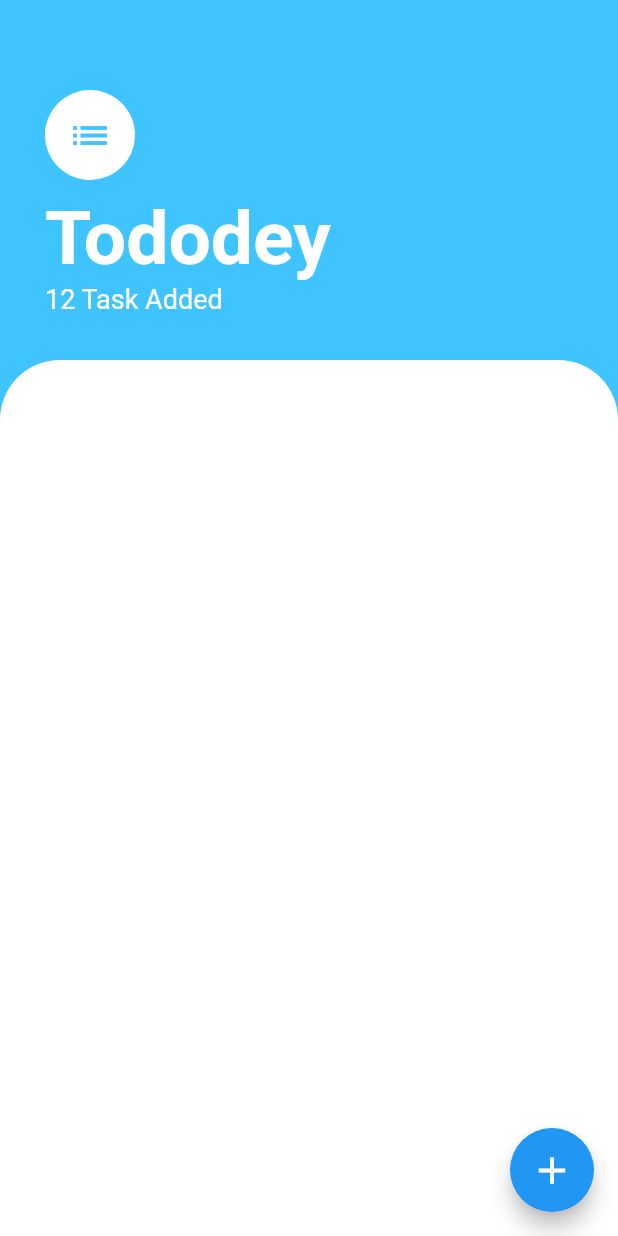
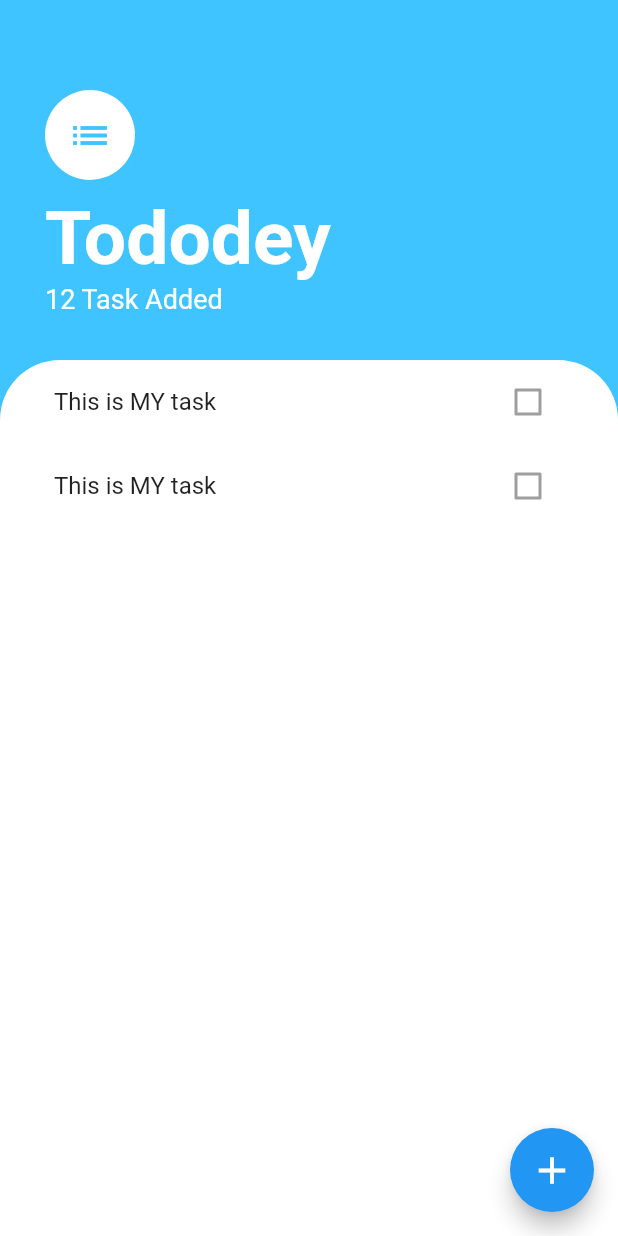
Before and after one commit to Adil-Rangila/todoey_flutter, a Flutter app: the screen it shows after launch, on a phone screen of 412 x 824 dp. Run offline on Flutter 3.47's test engine with Material 2 defaults, Android fonts, the phone set to English and light mode, and no system bars.

Commit message:
list been created

```diff
--- /dev/null
+++ b/lib/widgest/list_task.dart
@@ -0,0 +1,15 @@
+import 'package:flutter/material.dart';
+
+import 'list_tile.dart';
+
+class ListViewTask extends StatelessWidget {
+  @override
+  Widget build(BuildContext context) {
+    return ListView(
+      children: <Widget>[
+        ListTileTask(),
+        ListTileTask(),
+      ],
+    );
+  }
+}
--- /dev/null
+++ b/lib/widgest/list_tile.dart
@@ -0,0 +1,11 @@
+import 'package:flutter/material.dart';
+
+class ListTileTask extends StatelessWidget {
+  @override
+  Widget build(BuildContext context) {
+    return ListTile(
+      title: Text('This is MY task'),
+      trailing: Checkbox(value: false, onChanged: null),
+    );
+  }
+}
```
Also changed, not shown: lib/screens/task.dart (+14 -1 lines).
